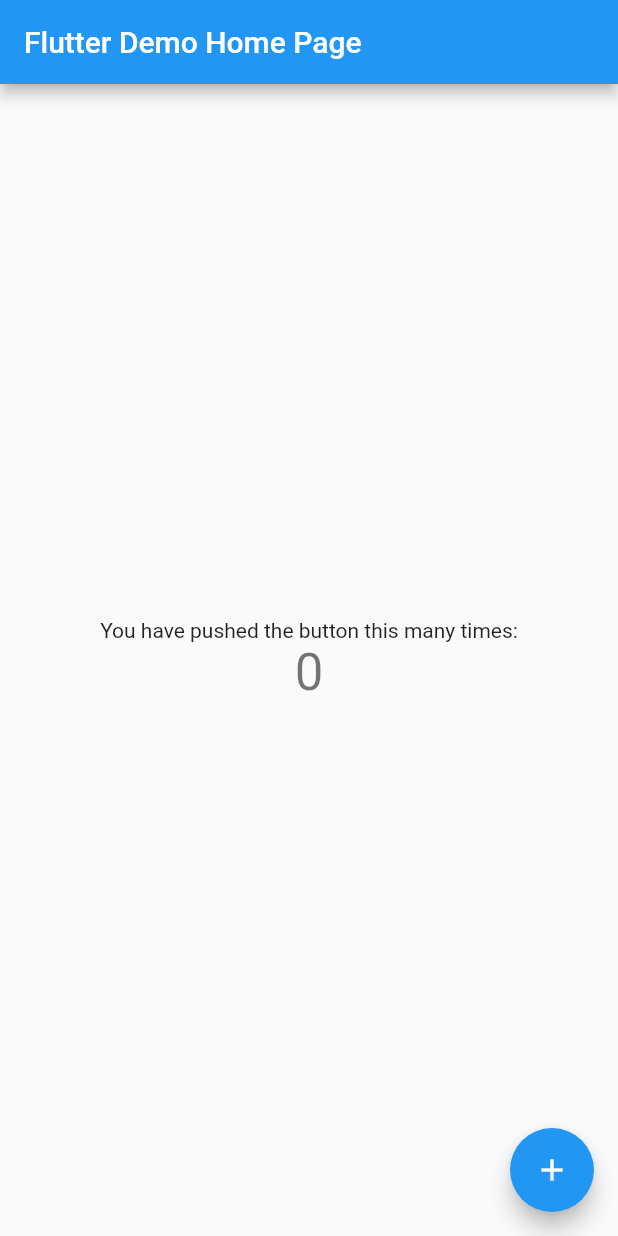
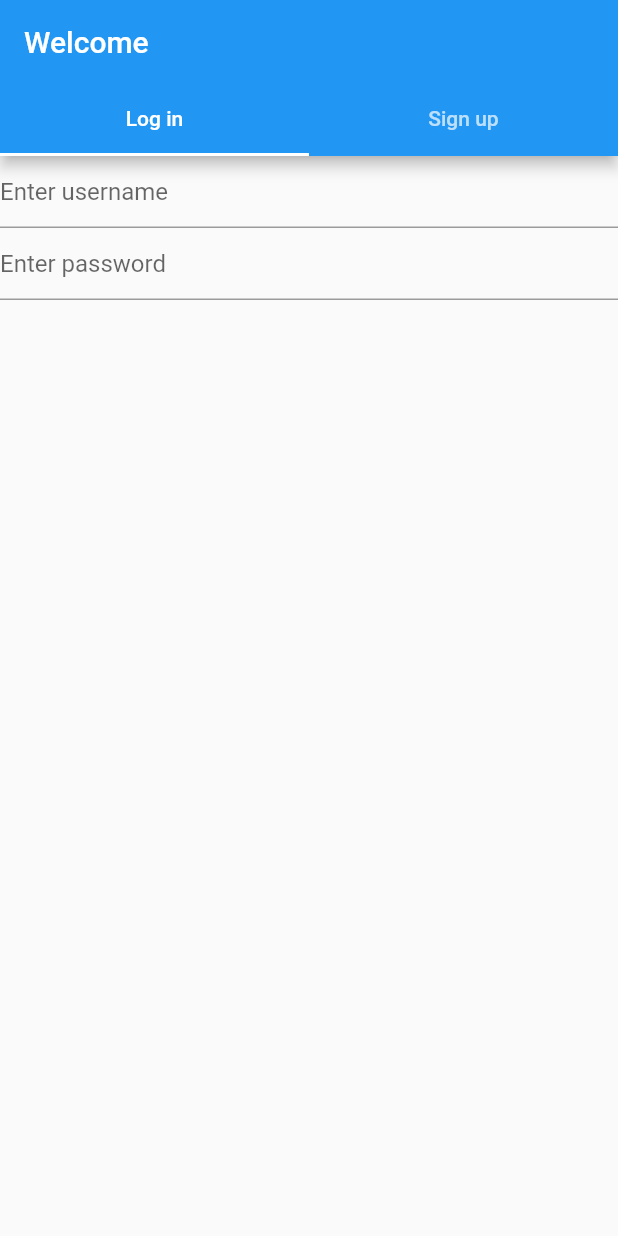
Before and after one commit to AndrejPer/TNBeautiesApp, a Flutter app: the screen it shows after launch, on a phone screen of 412 x 824 dp. Run offline on Flutter 3.47's test engine with Material 2 defaults, Android fonts, the phone set to English and light mode, and no system bars.

Commit message:
welcome screen without validation

```diff
--- a/tnbeautiesapp/lib/main.dart
+++ b/tnbeautiesapp/lib/main.dart
@@ -1,115 +1,64 @@
 import 'package:flutter/material.dart';
+import 'package:tnbeautiesapp/signupform.dart';
 
 void main() {
-  runApp(const MyApp());
+  runApp(MyApp());
 }
 
 class MyApp extends StatelessWidget {
   const MyApp({Key? key}) : super(key: key);
 
-  // This widget is the root of your application.
-  @override
-  Widget build(BuildContext context) {
-    return MaterialApp(
-      title: 'Flutter Demo',
-      theme: ThemeData(
-        // This is the theme of your application.
-        //
-        // Try running your application with "flutter run". You'll see the
-        // application has a blue toolbar. Then, without quitting the app, try
-        // changing the primarySwatch below to Colors.green and then invoke
-        // "hot reload" (press "r" in the console where you ran "flutter run",
-        // or simply save your changes to "hot reload" in a Flutter IDE).
-        // Notice that the counter didn't reset back to zero; the application
-        // is not restarted.
-        primarySwatch: Colors.blue,
-      ),
-      home: const MyHomePage(title: 'Flutter Demo Home Page'),
-    );
-  }
-}
-
-class MyHomePage extends StatefulWidget {
-  const MyHomePage({Key? key, required this.title}) : super(key: key);
-
-  // This widget is the home page of your application. It is stateful, meaning
-  // that it has a State object (defined below) that contains fields that affect
-  // how it looks.
-
-  // This class is the configuration for the state. It holds the values (in this
-  // case the title) provided by the parent (in this case the App widget) and
-  // used by the build method of the State. Fields in a Widget subclass are
-  // always marked "final".
-
-  final String title;
-
-  @override
-  State<MyHomePage> createState() => _MyHomePageState();
-}
-
-class _MyHomePageState extends State<MyHomePage> {
-  int _counter = 0;
-
-  void _incrementCounter() {
-    setState(() {
-      // This call to setState tells the Flutter framework that something has
-      // changed in this State, which causes it to rerun the build method below
-      // so that the display can reflect the updated values. If we changed
-      // _counter without calling setState(), then the build method would not be
-      // called again, and so nothing would appear to happen.
-      _counter++;
-    });
+  void answerQuestion() {
+    print('Answer chosen');
   }
 
   @override
   Widget build(BuildContext context) {
-    // This method is rerun every time setState is called, for instance as done
-    // by the _incrementCounter method above.
-    //
-    // The Flutter framework has been optimized to make rerunning build methods
-    // fast, so that you can just rebuild anything that needs updating rather
-    // than having to individually change instances of widgets.
-    return Scaffold(
-      appBar: AppBar(
-        // Here we take the value from the MyHomePage object that was created by
-        // the App.build method, and use it to set our appbar title.
-        title: Text(widget.title),
-      ),
-      body: Center(
-        // Center is a layout widget. It takes a single child and positions it
-        // in the middle of the parent.
-        child: Column(
-          // Column is also a layout widget. It takes a list of children and
-          // arranges them vertically. By default, it sizes itself to fit its
-          // children horizontally, and tries to be as tall as its parent.
-          //
-          // Invoke "debug painting" (press "p" in the console, choose the
-          // "Toggle Debug Paint" action from the Flutter Inspector in Android
-          // Studio, or the "Toggle Debug Paint" command in Visual Studio Code)
-          // to see the wireframe for each widget.
-          //
-          // Column has various properties to control how it sizes itself and
-          // how it positions its children. Here we use mainAxisAlignment to
-          // center the children vertically; the main axis here is the vertical
-          // axis because Columns are vertical (the cross axis would be
-          // horizontal).
-          mainAxisAlignment: MainAxisAlignment.center,
-          children: <Widget>[
-            const Text(
-              'You have pushed the button this many times:',
+    return WelcomeScreen();
+  }
+}
+
+class WelcomeScreen extends StatelessWidget {
+  Widget build(BuildContext context) {
+    return MaterialApp(
+      home: DefaultTabController(
+        length: 2,
+        child: Scaffold(
+          appBar: AppBar(
+            title: const Text('Welcome'),
+            bottom: const TabBar(
+              tabs: [
+                Tab(
+                  text: 'Log in',
+                ),
+                Tab(
+                  text: 'Sign up',
+                ),
+              ],
             ),
-            Text(
-              '$_counter',
-              style: Theme.of(context).textTheme.headline4,
+          ),
+          body: TabBarView(children: [
+            Form(
+              key: null,
+              child: Column(
+                children: <Widget>[
+                  TextFormField(
+                    decoration: const InputDecoration(
+                      hintText: 'Enter username',
+                    ),
+                  ),
+                  TextFormField(
+                    decoration: const InputDecoration(
+                      hintText: 'Enter password',
+                    ),
+                  )
+                ],
+              ),
             ),
-          ],
+            SignUpForm(),
+          ]),
         ),
       ),
-      floatingActionButton: FloatingActionButton(
-        onPressed: _incrementCounter,
-        tooltip: 'Increment',
-        child: const Icon(Icons.add),
-      ), // This trailing comma makes auto-formatting nicer for build methods.
     );
   }
 }
```
Also changed, not shown: tnbeautiesapp/lib/passwordfields.dart (added, +41 -0 lines), tnbeautiesapp/lib/signupform.dart (added, +74 -0 lines), 2 other files.
